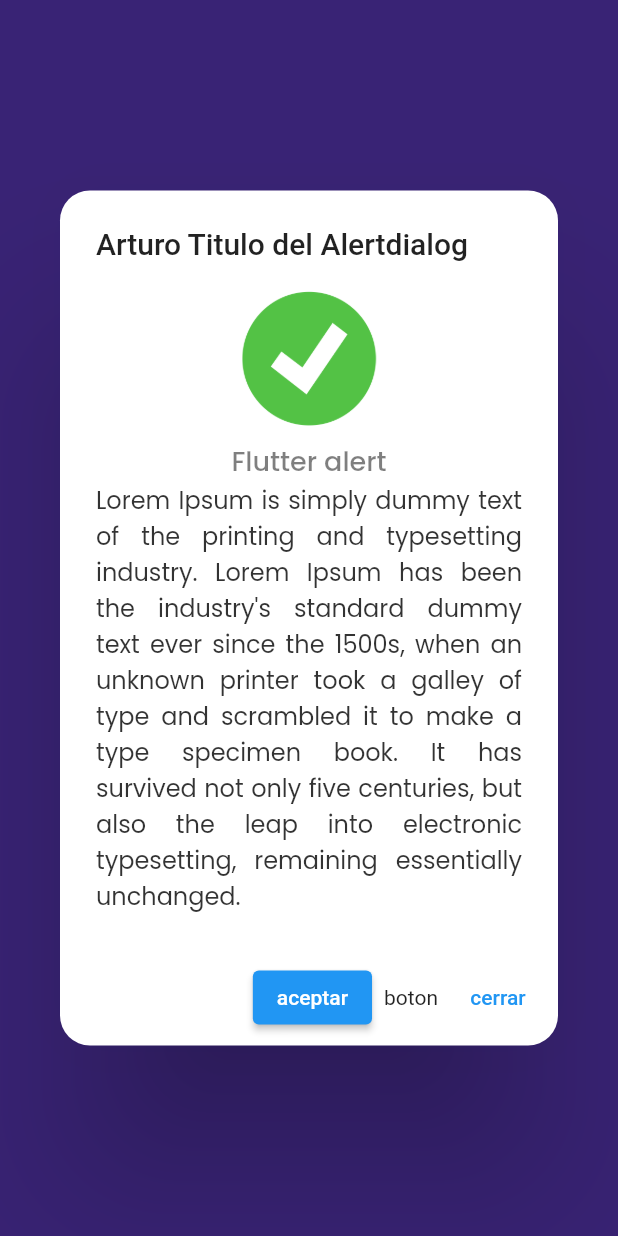
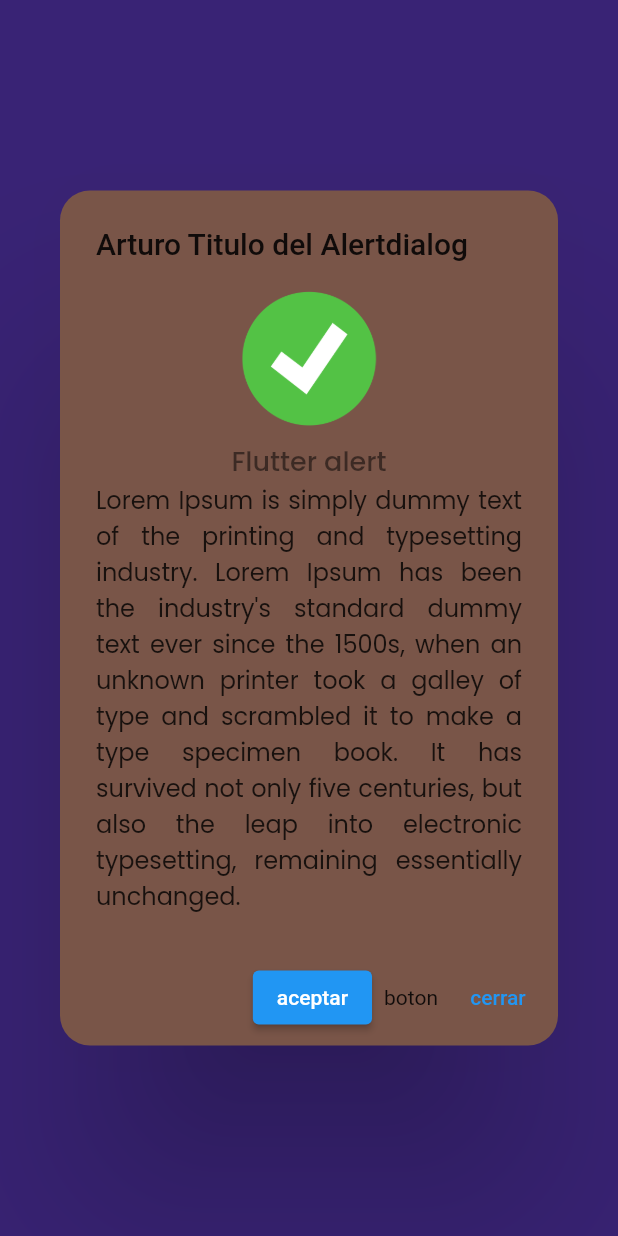
Before and after one commit to Arthur11223344/flutter_components, a Flutter app: the AlertPage screen opened directly, after a tap on "Botón de alerta", on a phone screen of 412 x 824 dp. Run offline on Flutter 3.47's test engine with Material 2 defaults, Android fonts, the phone set to English and light mode, and no system bars; our stand-ins replace google_fonts; network calls fail.

Commit message:
Cambiando de blanco a marron línea 11

```diff
--- a/lib/pages/alert_page.dart
+++ b/lib/pages/alert_page.dart
@@ -8,8 +8,8 @@ class AlertPage extends StatelessWidget {
         builder: (BuildContext context) {
           return AlertDialog(
             title: Text("Arturo Titulo del Alertdialog"),
-            backgroundColor: Colors.white,
-            elevation: 50.0,
+            backgroundColor: Colors.brown,
+            elevation: 60.0,
             content: Column(
               mainAxisSize: MainAxisSize.min,
               children: [
```
